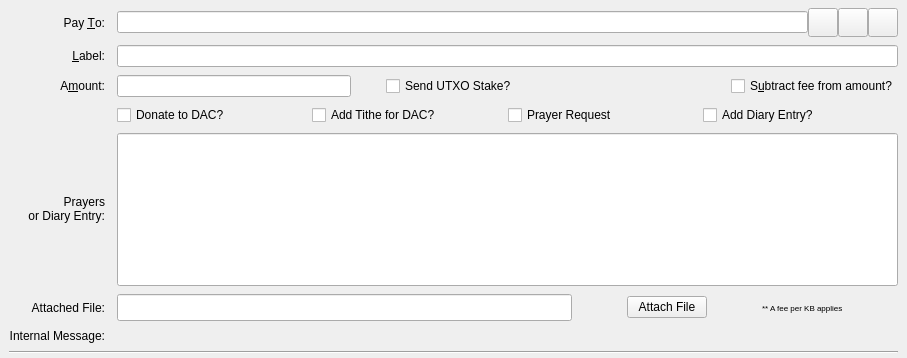
First picture: the form in src/qt/forms/sendcoinsentry.ui, repository biblepay/biblepay, before the edit.
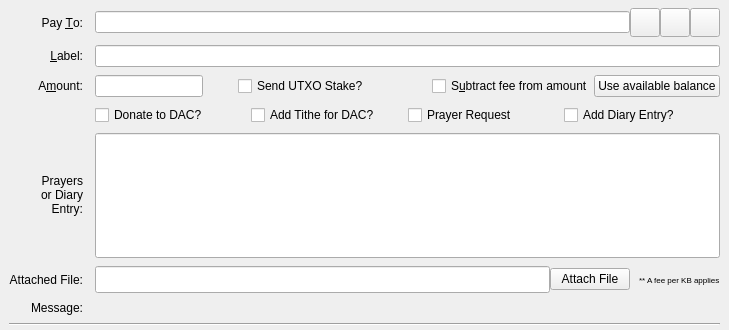
Second picture: the form after the edit. Custom widgets are drawn as their Qt base class.

```diff
--- a/src/qt/forms/sendcoinsentry.ui
+++ b/src/qt/forms/sendcoinsentry.ui
@@ -6,8 +6,8 @@
    <rect>
     <x>0</x>
     <y>0</y>
-    <width>907</width>
-    <height>358</height>
+    <width>729</width>
+    <height>150</height>
    </rect>
   </property>
   <property name="focusPolicy">
@@ -151,16 +151,9 @@
      </widget>
     </item>
     <item row="2" column="1">
-     <layout class="QHBoxLayout" name="horizontalLayoutAmount" stretch="0,0,0,0,0">
+     <layout class="QHBoxLayout" name="horizontalLayoutAmount" stretch="0,1,0">
       <item>
-       <widget class="BitcoinAmountField" name="payAmount">
-        <property name="minimumSize">
-         <size>
-          <width>234</width>
-          <height>0</height>
-         </size>
-        </property>
-       </widget>
+       <widget class="BitcoinAmountField" name="payAmount"/>
       </item>
       <item>
        <spacer name="horizontalSpacer">
@@ -207,12 +200,27 @@
          <string>The fee will be deducted from the amount being sent. The recipient will receive a lower amount of coins than you enter in the amount field. If multiple recipients are selected, the fee is split equally.</string>
         </property>
         <property name="text">
-         <string>S&amp;ubtract fee from amount?</string>
+         <string>S&amp;ubtract fee from amount</string>
+        </property>
+       </widget>
+      </item>
+      <item>
+       <widget class="QPushButton" name="useAvailableBalanceButton">
+        <property name="text">
+         <string>Use available balance</string>
         </property>
        </widget>
       </item>
      </layout>
     </item>
+    
+    
+    
+    
+    
+    
+    
+    
     <item row="5" column="0">
      <widget class="QLabel" name="messageCaption">
       <property name="text">
@@ -367,7 +375,7 @@
     <item row="61" column="0">
      <widget class="QLabel" name="messageLabel">
       <property name="text">
-       <string>Internal Message:</string>
+       <string>Message:</string>
       </property>
       <property name="alignment">
        <set>Qt::AlignRight|Qt::AlignTrailing|Qt::AlignVCenter</set>
```
Left out of the diff: 68 changed lines with no effect on the pictures. Lines whose indentation alone changed are shown as unchanged.
